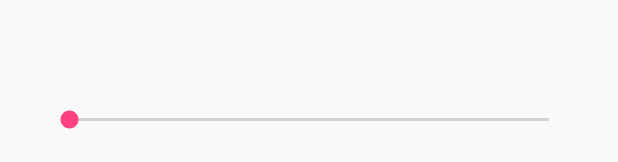
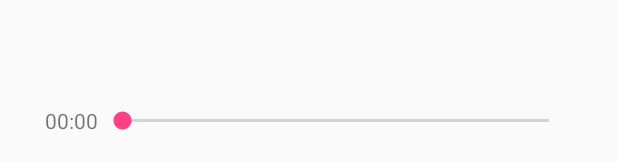
Before and after one commit to ZYX001322/Mymusic, an Android app: the layout activity_main.xml on its own in the app's theme, with its tools: preview values and no code run, on a phone screen of 412 x 824 dp. Shown: the part 1071-1233 px from the top of the screen. Run offline under Robolectric (Android 15) with nearby library versions, the phone set to English and light mode, and no system bars.

Commit message:
5.24 9:01

```diff
--- a/app/build.gradle
+++ b/app/build.gradle
@@ -26,4 +26,5 @@ dependencies {
     })
     compile 'com.android.support:appcompat-v7:24.2.1'
     testCompile 'junit:junit:4.12'
+    compile 'com.google.android.gms:play-services-appindexing:8.4.0'
 }
--- a/app/src/main/AndroidManifest.xml
+++ b/app/src/main/AndroidManifest.xml
@@ -18,7 +18,11 @@
 
         <service android:name=".MusicService" />
 
-        <activity android:name=".MainActivity"></activity>
+        <activity android:name=".MainActivity"></activity><!-- ATTENTION: This was auto-generated to add Google Play services to your project for
+     App Indexing.  See https://g.co/AppIndexing/AndroidStudio for more information. -->
+        <meta-data
+            android:name="com.google.android.gms.version"
+            android:value="@integer/google_play_services_version" />
     </application>
 
 </manifest>
--- a/app/src/main/java/com/mwq/mwqmusicplayer/MusicService.java
+++ b/app/src/main/java/com/mwq/mwqmusicplayer/MusicService.java
@@ -71,6 +71,7 @@ public class MusicService extends Service {
         musics = createMusic();
 		mp = MediaPlayer.create(this, musics.get(musicFlag).getMusicResid());
 		mp.start();
+		mp.pause();
 	}
 
     public void nextSong(){
--- a/app/src/main/java/com/mwq/mwqmusicplayer/WelcomeActivity.java
+++ b/app/src/main/java/com/mwq/mwqmusicplayer/WelcomeActivity.java
@@ -26,6 +26,6 @@ public class WelcomeActivity extends AppCompatActivity {
                 startActivity(intent);
             }
         };
-        timer.schedule(timeTask,2500);
+        timer.schedule(timeTask,3500);
     }
 }
--- a/app/src/main/res/layout/activity_main.xml
+++ b/app/src/main/res/layout/activity_main.xml
@@ -99,17 +99,25 @@
         android:paddingLeft="30dp"
         android:paddingRight="30dp"
         android:paddingTop="20dp"
+        android:orientation="horizontal"
         >
+        <TextView
+            android:layout_width="wrap_content"
+            android:layout_height="match_parent"
+            android:id="@+id/nowTime"
+            android:text="00:00"
+            />
 
         <SeekBar
             android:layout_width="wrap_content"
-            android:layout_height="wrap_content"
-            android:id="@+id/seekBar"
+            android:layout_height="match_parent"
+            android:id="@+id/musicSeekBar"
             android:layout_weight="1" />
             <TextView
                 android:layout_width="wrap_content"
-                android:layout_height="wrap_content"
+                android:layout_height="match_parent"
                 android:id="@+id/totalTime"
+                android:text=""
                 />
     </LinearLayout>
 
--- a/app/src/main/res/values/strings.xml
+++ b/app/src/main/res/values/strings.xml
@@ -1,3 +1,3 @@
 <resources>
-    <string name="app_name">MwqMusicPlayer</string>
+    <string name="app_name">音乐播放器</string>
 </resources>
```
Also changed, not shown: app/src/main/java/com/mwq/mwqmusicplayer/MainActivity.java (+120 -67 lines).
